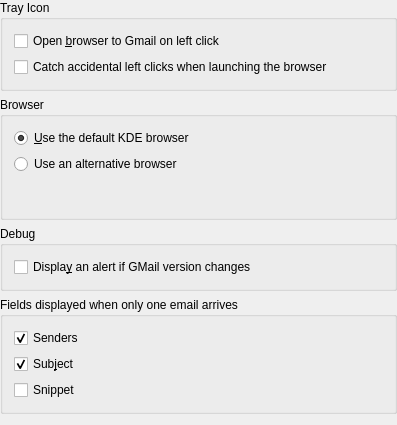
This is src/appletsettingsbase.ui in netrunner-debian-kde-extras/kcheckgmail as Qt 5 draws it before an edit. The edited form follows.
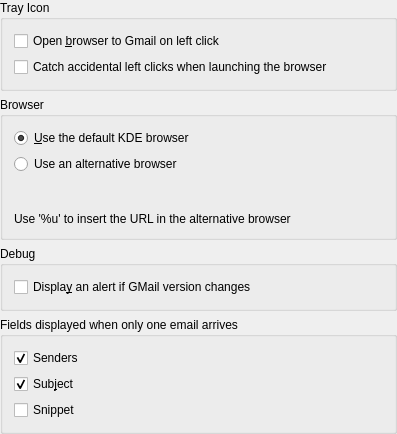
This is the edited form. Custom widgets are drawn as their Qt base class.

Commit message: Adds a info message in the alternative browser section

Diff of the .ui file:
```diff
--- a/src/appletsettingsbase.ui
+++ b/src/appletsettingsbase.ui
@@ -141,6 +141,13 @@
         </item>
        </layout>
       </item>
+      <item row="3" column="0">
+       <widget class="QLabel" name="label">
+        <property name="text">
+         <string>Use '%u' to insert the URL in the alternative browser</string>
+        </property>
+       </widget>
+      </item>
      </layout>
     </widget>
    </item>
```
